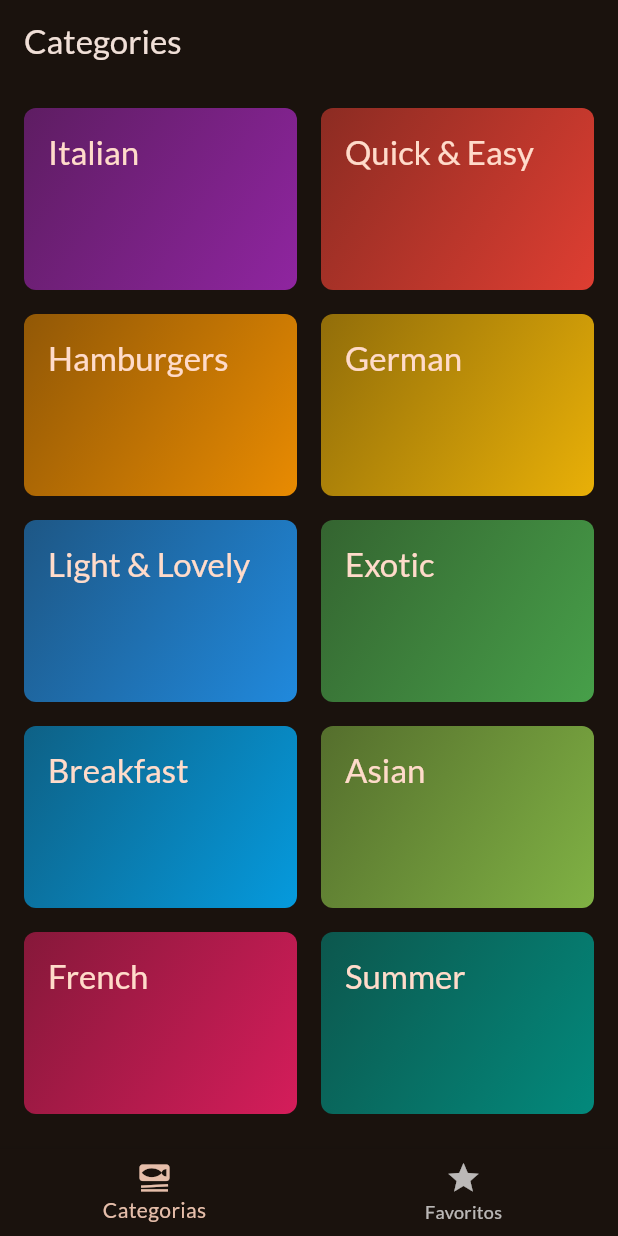
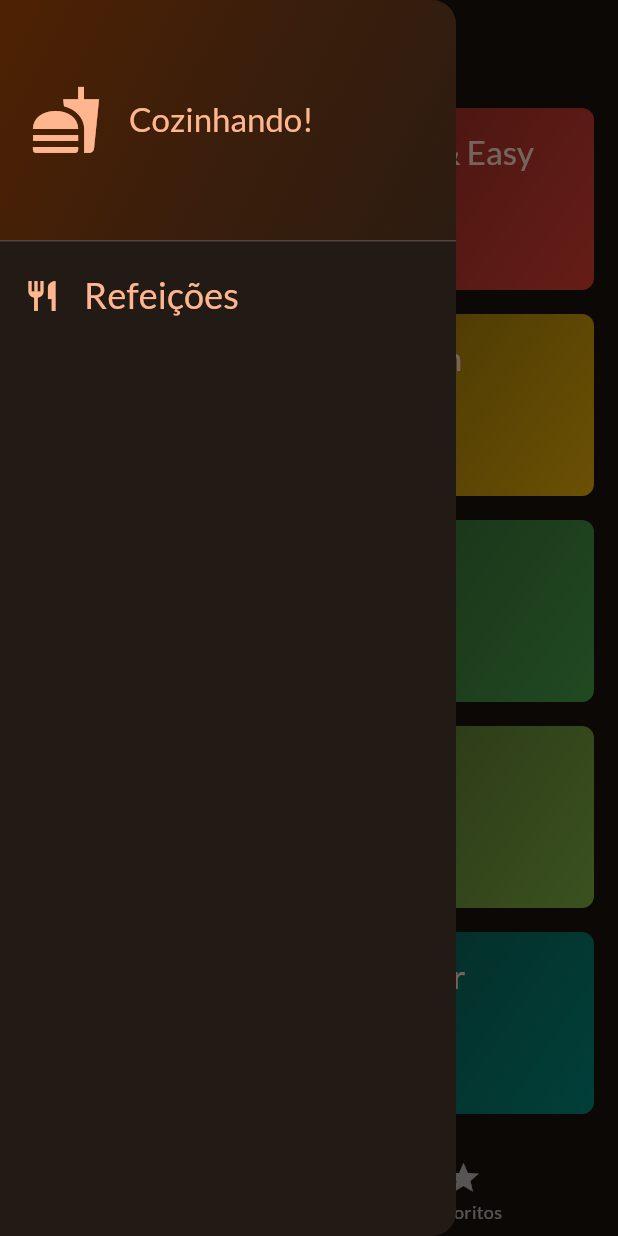
Before and after one commit to Gabrielst27/meals-app, a Flutter app: the screen it shows after launch, with the side drawer open (before the commit the screen has no drawer), on a phone screen of 412 x 824 dp. Run offline on Flutter 3.47's test engine with Material 3 defaults, Android fonts, the phone set to English and light mode, and no system bars; our stand-ins replace google_fonts, transparent_image.

Commit message:
feat: added a custom side drawer

```diff
--- a/lib/screens/tabs_screen.dart
+++ b/lib/screens/tabs_screen.dart
@@ -2,6 +2,7 @@ import 'package:flutter/material.dart';
 import 'package:meals/models/meal.dart';
 import 'package:meals/screens/categories_screen.dart';
 import 'package:meals/screens/meals_screen.dart';
+import 'package:meals/widgets/main_drawer.dart';
 
 class TabsScreen extends StatefulWidget {
   const TabsScreen({super.key});
@@ -64,6 +65,7 @@ class _TabsScreenState extends State<TabsScreen> {
       appBar: AppBar(
         title: Text(activePageTitle),
       ),
+      drawer: const MainDrawer(),
       body: activePage,
       bottomNavigationBar: BottomNavigationBar(
         onTap: _selectPage,
--- /dev/null
+++ b/lib/widgets/main_drawer.dart
@@ -0,0 +1,65 @@
+import 'package:flutter/material.dart';
+
+class MainDrawer extends StatelessWidget {
+  const MainDrawer({super.key});
+
+  @override
+  Widget build(BuildContext context) {
+    return Drawer(
+      child: Column(
+        children: [
+          DrawerHeader(
+            padding: EdgeInsets.all(20),
+            decoration: BoxDecoration(
+              gradient: LinearGradient(
+                colors: [
+                  Theme.of(
+                    context,
+                  ).colorScheme.onPrimary.withValues(alpha: 0.9),
+                  Theme.of(
+                    context,
+                  ).colorScheme.onPrimary.withValues(alpha: 0.5),
+                  Theme.of(
+                    context,
+                  ).colorScheme.onPrimary.withValues(alpha: 0.2),
+                ],
+                begin: Alignment.topLeft,
+                end: Alignment.bottomRight,
+              ),
+            ),
+            child: Row(
+              children: [
+                Icon(
+                  Icons.fastfood,
+                  size: 48,
+                  color: Theme.of(context).colorScheme.primary,
+                ),
+                const SizedBox(width: 18),
+                Text(
+                  'Cozinhando!',
+                  style: Theme.of(context).textTheme.titleLarge!.copyWith(
+                    color: Theme.of(context).colorScheme.primary,
+                  ),
+                ),
+              ],
+            ),
+          ),
+          ListTile(
+            leading: Icon(
+              Icons.restaurant,
+              color: Theme.of(context).colorScheme.primary,
+            ),
+            title: Text(
+              'Refeições',
+              style: Theme.of(context).textTheme.titleSmall!.copyWith(
+                color: Theme.of(context).colorScheme.primary,
+                fontSize: 24,
+              ),
+            ),
+            onTap: () {},
+          ),
+        ],
+      ),
+    );
+  }
+}
```
